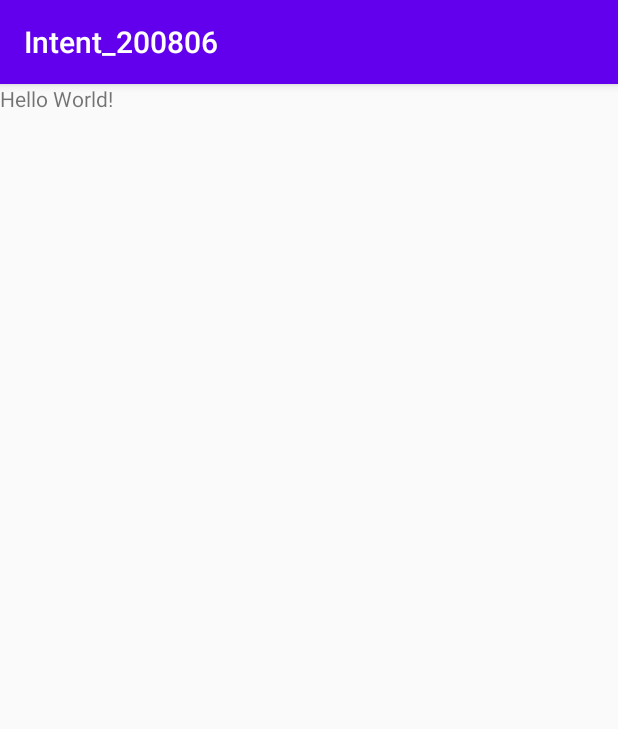
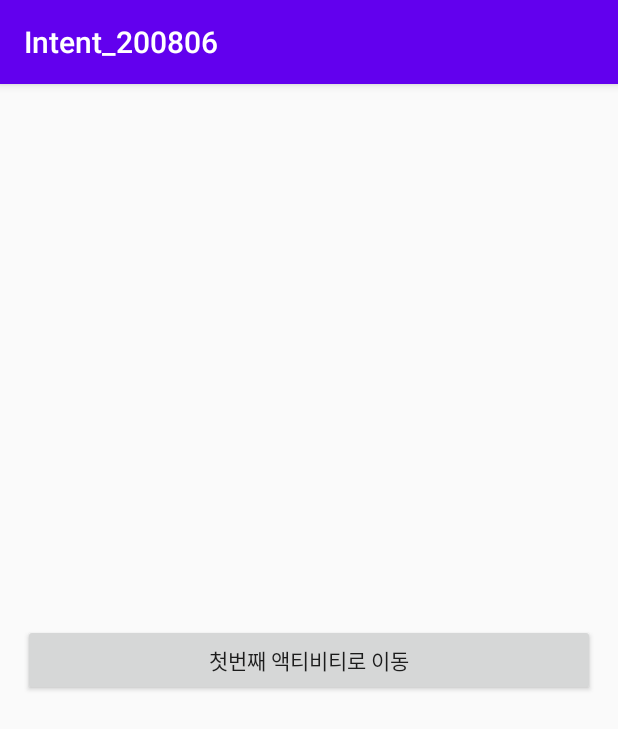
Before and after one commit to ckck0425/Intent_200806, an Android app: the screen it shows after launch (MainActivity), on a phone screen of 412 x 824 dp. Shown: the top 729 px of the screen. Run offline under Robolectric (Android 15) with nearby library versions, the phone set to English and light mode, and no system bars.

Commit message:
화면이동 버튼 추가

```diff
--- a/app/src/main/res/layout/activity_main.xml
+++ b/app/src/main/res/layout/activity_main.xml
@@ -4,15 +4,14 @@
     xmlns:tools="http://schemas.android.com/tools"
     android:layout_width="match_parent"
     android:layout_height="match_parent"
+    android:orientation="vertical"
+    android:padding="15dp"
+    android:gravity="center"
     tools:context=".MainActivity">
 
-    <TextView
-        android:layout_width="wrap_content"
+    <Button
+        android:layout_width="match_parent"
         android:layout_height="wrap_content"
-        android:text="Hello World!"
-        app:layout_constraintBottom_toBottomOf="parent"
-        app:layout_constraintLeft_toLeftOf="parent"
-        app:layout_constraintRight_toRightOf="parent"
-        app:layout_constraintTop_toTopOf="parent" />
+        android:text="첫번째 액티비티로 이동"/>
 
 </LinearLayout>
```
